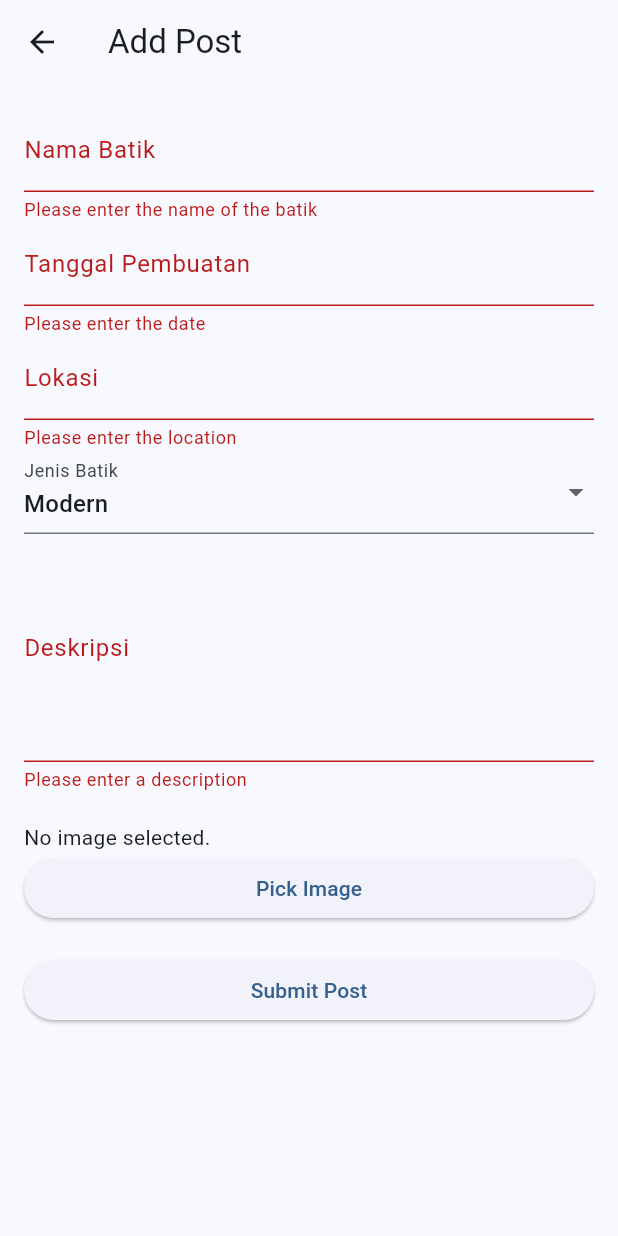
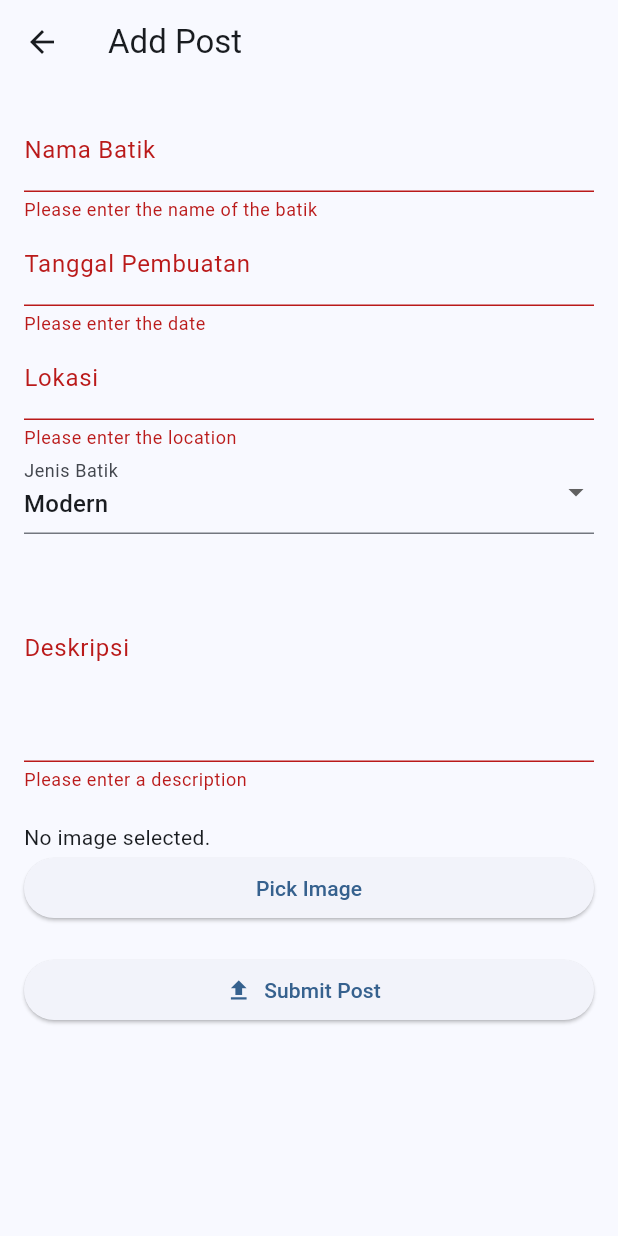
Before and after one commit to firshoot/batik_nasional, a Flutter app: the AddPostScreen screen opened directly, after a tap on "Submit Post", on a phone screen of 412 x 824 dp. Run offline on Flutter 3.47's test engine with Material 3 defaults, Android fonts, the phone set to English and light mode, and no system bars; our stand-ins replace cloud_firestore, firebase_auth, firebase_core, firebase_storage, google_sign_in, image_picker; accounts and stored records are empty.

```diff
--- a/batik_nasional/lib/add_post_screen.dart
+++ b/batik_nasional/lib/add_post_screen.dart
@@ -3,12 +3,12 @@ import 'package:cloud_firestore/cloud_firestore.dart';
 import 'package:firebase_storage/firebase_storage.dart';
 import 'package:image_picker/image_picker.dart';
 import 'dart:io';
+import 'package:firebase_auth/firebase_auth.dart';
 
 class AddPostScreen extends StatefulWidget {
   @override
   _AddPostScreenState createState() => _AddPostScreenState();
 }
-
 class _AddPostScreenState extends State<AddPostScreen> {
   final _formKey = GlobalKey<FormState>();
   String _name = '';
@@ -17,6 +17,7 @@ class _AddPostScreenState extends State<AddPostScreen> {
   String _type = 'Modern';
   String _description = '';
   File? _image;
+  bool _isLoading = false; // Tambahkan variabel isLoading
 
   final picker = ImagePicker();
 
@@ -65,8 +66,13 @@ class _AddPostScreenState extends State<AddPostScreen> {
   }
 
   Future<void> _submitPost() async {
+    try {
       if (_formKey.currentState != null && _formKey.currentState!.validate()) {
         _formKey.currentState!.save();
+
+        setState(() {
+          _isLoading = true; // Set isLoading ke true saat memulai proses
+        });
 
         // Upload image to Firebase Storage
         String? imageUrl;
@@ -77,6 +83,11 @@ class _AddPostScreenState extends State<AddPostScreen> {
         }
 
         // Save post data to Firestore
+        final user = FirebaseAuth.instance.currentUser;
+        if (user == null) {
+          throw Exception('User is not authenticated');
+        }
+
         await FirebaseFirestore.instance.collection('posts').add({
           'name': _name,
           'date': _date,
@@ -85,11 +96,23 @@ class _AddPostScreenState extends State<AddPostScreen> {
           'description': _description,
           'imageUrl': imageUrl ?? '',
           'timestamp': Timestamp.now(),
+          'userId': user.uid,
         });
 
-      // Show success message and clear form
+        // Reset form and show success message
         ScaffoldMessenger.of(context).showSnackBar(SnackBar(content: Text('Post added successfully')));
         Navigator.of(context).pop();
+
+        setState(() {
+          _isLoading = false; // Set isLoading kembali ke false setelah selesai
+        });
+      }
+    } catch (e) {
+      print('Error submitting post: $e');
+      ScaffoldMessenger.of(context).showSnackBar(SnackBar(content: Text('Error: ${e.toString()}')));
+      setState(() {
+        _isLoading = false; // Pastikan isLoading kembali ke false jika terjadi kesalahan
+      });
     }
   }
 
@@ -190,9 +213,10 @@ class _AddPostScreenState extends State<AddPostScreen> {
                 child: Text('Pick Image'),
               ),
               SizedBox(height: 20),
-              ElevatedButton(
-                onPressed: _submitPost,
-                child: Text('Submit Post'),
+              ElevatedButton.icon(
+                onPressed: _isLoading ? null : _submitPost,
+                icon: _isLoading ? CircularProgressIndicator() : Icon(Icons.upload),
+                label: Text(_isLoading ? 'Posting...' : 'Submit Post'),
               ),
             ],
           ),
```
Lines whose indentation alone changed are shown as unchanged.
